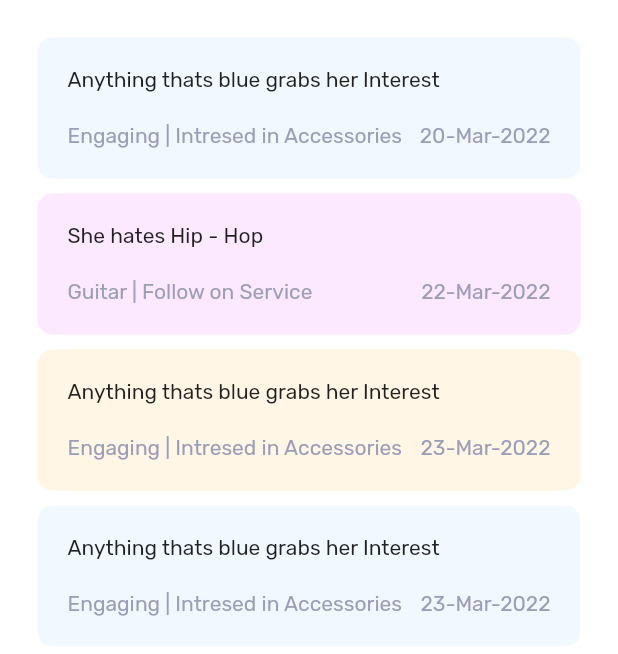
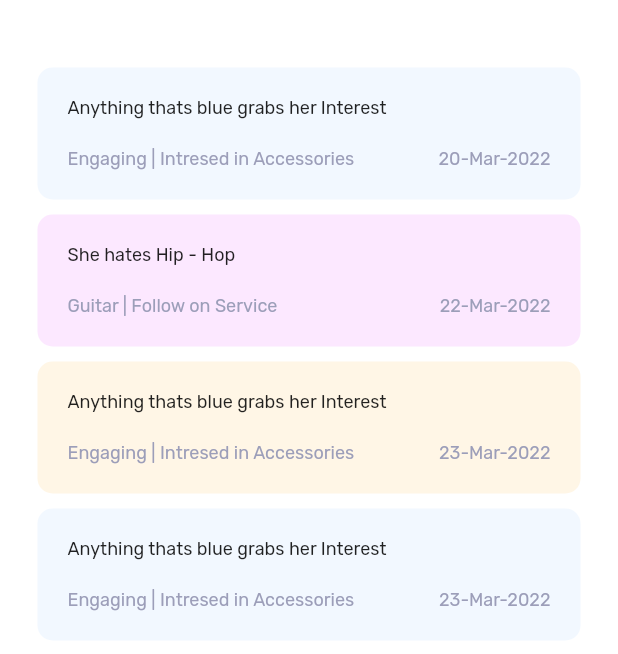
Before and after one commit to Elemenopeee/salesforce_spo_2, a Flutter app: the ClientLandingScreen screen opened directly, tab 4 chosen, on a phone screen of 412 x 824 dp, the part 582-1236 px from its top. Run offline on Flutter 3.47's test engine with Material 2 defaults, Android fonts, the phone set to English and light mode, and no system bars; drawn by our look-alikes of fl_chart; our stand-ins replace easy_debounce, flutter_svg, shared_preferences; missing offline and left inert: azure_ad_authentication, r_dotted_line_border; accounts and stored records are empty; project files that could hold a hidden picture were left out.

```diff
--- a/lib/common_widgets/note.dart
+++ b/lib/common_widgets/note.dart
@@ -11,13 +11,15 @@ class NoteWidget extends StatelessWidget {
   final String tag2;
   final String date;
   final Color bgColor;
+  final bool pinned;
   const NoteWidget(
       {Key? key,
       required this.note,
       required this.tag1,
       required this.tag2,
       required this.date,
-      required this.bgColor})
+      required this.bgColor,
+      required this.pinned})
       : super(key: key);
 
   @override
@@ -36,7 +38,7 @@ class NoteWidget extends StatelessWidget {
           Text(
             note,
             style: const TextStyle(
-                fontSize: SizeSystem.size14, fontFamily: kRubik),
+                fontSize: SizeSystem.size12, fontFamily: kRubik),
           ),
           const SizedBox(
             height: SizeSystem.size20,
@@ -48,7 +50,7 @@ class NoteWidget extends StatelessWidget {
                   text: TextSpan(
                       style: const TextStyle(
                           color: ColorSystem.secondary,
-                          fontSize: SizeSystem.size14,
+                          fontSize: SizeSystem.size12,
                           fontFamily: kRubik),
                       children: [
                     TextSpan(text: tag1),
@@ -60,7 +62,7 @@ class NoteWidget extends StatelessWidget {
                 style: const TextStyle(
                     color: ColorSystem.secondary,
                     fontFamily: kRubik,
-                    fontSize: SizeSystem.size14),
+                    fontSize: SizeSystem.size12),
               )
             ],
           ),
--- a/lib/models/note_model.dart
+++ b/lib/models/note_model.dart
@@ -3,17 +3,20 @@ class NoteModel {
   final String tag1;
   final String tag2;
   final String date;
+  final bool expanded;
   NoteModel(
       {required this.note,
       required this.tag1,
       required this.tag2,
-      required this.date});
+      required this.date,
+      required this.expanded});
 
   factory NoteModel.fromJson(Map<String, dynamic> json) {
     return NoteModel(
         note: json['note'],
         tag1: json['tag1'],
         tag2: json['tag2'],
-        date: json['date']);
+        date: json['date'],
+        expanded: false);
   }
 }
--- a/lib/presentation/screens/client_landing_screen.dart
+++ b/lib/presentation/screens/client_landing_screen.dart
@@ -7,6 +7,8 @@ import 'package:salesforce_spo/common_widgets/recommendation_list.dart';
 import 'package:salesforce_spo/common_widgets/related_offer_list.dart';
 import 'package:salesforce_spo/design_system/design_system.dart';
 import 'package:salesforce_spo/design_system/primitives/landing_images.dart';
+import 'package:salesforce_spo/presentation/screens/tab_screens/notes_screen.dart';
+import 'package:salesforce_spo/presentation/screens/tab_screens/promos_screen.dart';
 
 import '../../utils/constants.dart';
 import 'tab_screens/case_screen.dart';
@@ -26,7 +28,6 @@ class _ClientLandingScreenState extends State<ClientLandingScreen> {
       body: SafeArea(
         child: SingleChildScrollView(
           child: Column(
-            mainAxisSize: MainAxisSize.min,
             children: [
               getAppBar(),
               const SizedBox(
@@ -38,120 +39,6 @@ class _ClientLandingScreenState extends State<ClientLandingScreen> {
                 height: SizeSystem.size30,
               ),
               const ClientFeatureTabsList(),
-              const SizedBox(
-                height: SizeSystem.size25,
-              ),
-              CasesProductList(),
-              Padding(
-                padding: const EdgeInsets.symmetric(
-                    horizontal: PaddingSystem.padding20),
-                child: Row(
-                  mainAxisAlignment: MainAxisAlignment.spaceBetween,
-                  children: [
-                    const Text(
-                      "Open Orders",
-                      style: TextStyle(
-                        fontSize: SizeSystem.size16,
-                        fontFamily: kRubik,
-                      ),
-                    ),
-                    InkWell(
-                      onTap: () {},
-                      child: InkWell(
-                        onTap: () {},
-                        child: Text(
-                          "View All",
-                          style: TextStyle(
-                            fontSize: SizeSystem.size16,
-                            color: ColorSystem.secondary.withOpacity(0.4),
-                            fontFamily: kRubik,
-                          ),
-                        ),
-                      ),
-                    ),
-                  ],
-                ),
-              ),
-              const SizedBox(
-                height: SizeSystem.size20,
-              ),
-              OpenOrderList(),
-              const SizedBox(
-                height: SizeSystem.size30,
-              ),
-              Padding(
-                padding: const EdgeInsets.symmetric(
-                    horizontal: PaddingSystem.padding20),
-                child: Row(
-                  mainAxisAlignment: MainAxisAlignment.spaceBetween,
-                  children: [
-                    const Text(
-                      "Recommendation",
-                      style: TextStyle(
-                        fontSize: SizeSystem.size18,
-                        fontFamily: kRubik,
-                      ),
-                    ),
-                    InkWell(
-                      onTap: () {},
-                      child: InkWell(
-                        onTap: () {},
-                        child: Text(
-                          "View All",
-                          style: TextStyle(
-                            fontSize: SizeSystem.size16,
-                            color: ColorSystem.secondary.withOpacity(0.4),
-                            fontFamily: kRubik,
-                          ),
-                        ),
-                      ),
-                    ),
-                  ],
-                ),
-              ),
-              const SizedBox(
-                height: SizeSystem.size20,
-              ),
-              RecommendationList(),
-              const SizedBox(
-                height: SizeSystem.size30,
-              ),
-              Padding(
-                padding: const EdgeInsets.symmetric(
-                    horizontal: PaddingSystem.padding20),
-                child: Row(
-                  mainAxisAlignment: MainAxisAlignment.spaceBetween,
-                  children: [
-                    const Text(
-                      "Related Offers & Enrolments",
-                      style: TextStyle(
-                        fontSize: SizeSystem.size18,
-                      ),
-                    ),
-                    InkWell(
-                      onTap: () {},
-                      child: InkWell(
-                        onTap: () {},
-                        child: Text(
-                          "See More",
-                          style: TextStyle(
-                            fontSize: SizeSystem.size16,
-                            color: ColorSystem.secondary.withOpacity(0.4),
-                            fontFamily: kRubik,
-                          ),
-                        ),
-                      ),
-                    ),
-                  ],
-                ),
-              ),
-              const SizedBox(
-                height: SizeSystem.size20,
-              ),
-              RelatedOfferList(),
-              const SizedBox(
-                height: SizeSystem.size30,
-              ),
             ],
           ),
         ),
--- a/lib/presentation/screens/tab_screens/notes_screen.dart
+++ b/lib/presentation/screens/tab_screens/notes_screen.dart
@@ -2,6 +2,7 @@ import 'package:flutter/material.dart';
 import 'package:salesforce_spo/models/note_model.dart';
 
 import '../../../common_widgets/note.dart';
+import '../../../design_system/primitives/padding_system.dart';
 import '../../../utils/set_bg_color.dart';
 
 class NotesList extends StatelessWidget {
@@ -14,24 +15,58 @@ class NotesList extends StatelessWidget {
           note: 'Anything thats blue grabs her Interest',
           tag1: 'Engaging',
           tag2: 'Intresed in Accessories',
-          date: '20-Mar-2022'),
+          date: '20-Mar-2022',
+          expanded: false),
       NoteModel(
           note: 'She hates Hip - Hop',
           tag1: 'Guitar',
           tag2: 'Follow on Service',
-          date: '22-Mar-2022'),
+          date: '22-Mar-2022',
+          expanded: false),
       NoteModel(
           note: 'Anything thats blue grabs her Interest',
           tag1: 'Engaging',
           tag2: 'Intresed in Accessories',
-          date: '23-Mar-2022'),
+          date: '23-Mar-2022',
+          expanded: false),
       NoteModel(
           note: 'Anything thats blue grabs her Interest',
           tag1: 'Engaging',
           tag2: 'Intresed in Accessories',
-          date: '23-Mar-2022'),
+          date: '23-Mar-2022',
+          expanded: false),
+      NoteModel(
+        note: 'Anything thats blue grabs her Interest',
+        tag1: 'Engaging',
+        tag2: 'Intresed in Accessories',
+        date: '23-Mar-2022',
+        expanded: false,
+      ),
+      NoteModel(
+        note: 'Anything thats blue grabs her Interest',
+        tag1: 'Engaging',
+        tag2: 'Intresed in Accessories',
+        date: '23-Mar-2022',
+        expanded: false,
+      ),
+      NoteModel(
+        note: 'Anything thats blue grabs her Interest',
+        tag1: 'Engaging',
+        tag2: 'Intresed in Accessories',
+        date: '23-Mar-2022',
+        expanded: false,
+      ),
+      NoteModel(
+        note: 'Anything thats blue grabs her Interest',
+        tag1: 'Engaging',
+        tag2: 'Intresed in Accessories',
+        date: '23-Mar-2022',
+        expanded: false,
+      ),
     ];
-    return ListView.builder(
+    return Container(
+        margin: const EdgeInsets.only(top: PaddingSystem.padding20),
+        child: ListView.builder(
             shrinkWrap: true,
             itemCount: list.length,
             itemBuilder: (context, index) {
@@ -41,7 +76,8 @@ class NotesList extends StatelessWidget {
                 tag2: list[index].tag2,
                 date: list[index].date,
                 bgColor: setBackgroundColor(index: index),
+                pinned: list[index].expanded,
               );
-        });
+            }));
   }
 }
```
Lines whose indentation alone changed are shown as unchanged.
